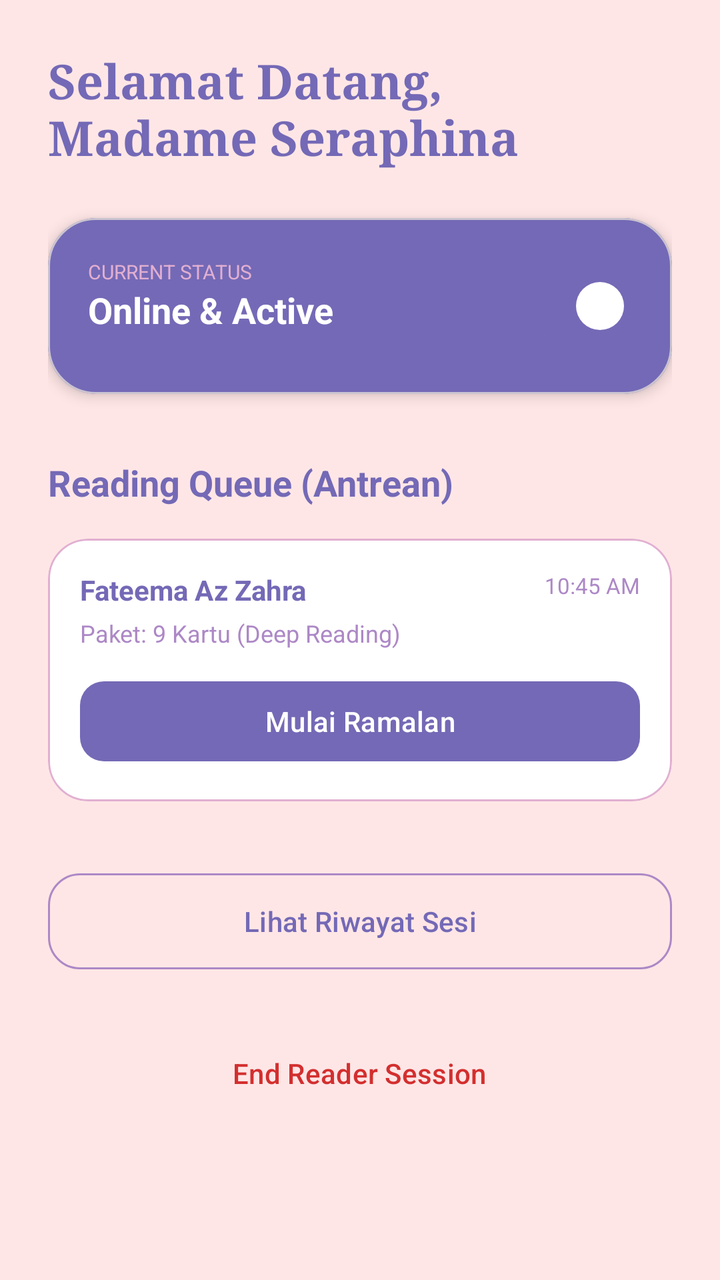
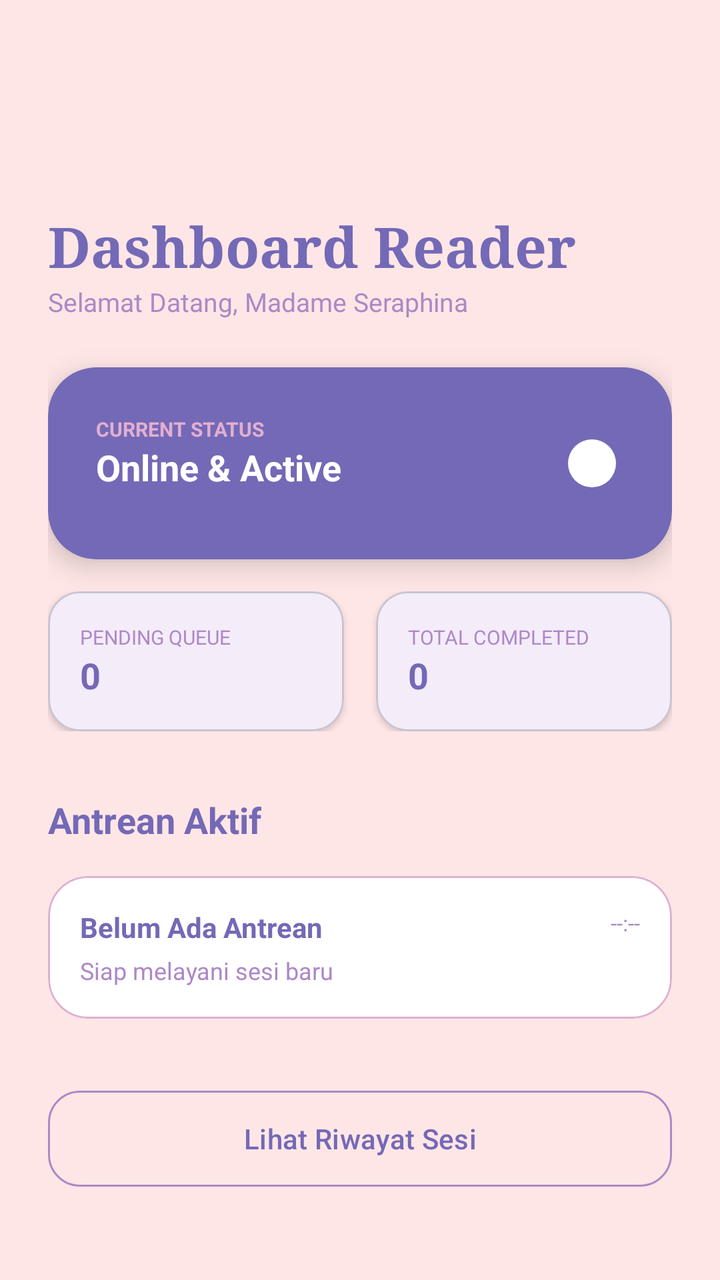

Before-and-after screenshots of an Android layout around one commit, followed by the original layout XML and the change that was made.
<!-- AndroidManifest.xml: application theme Theme.Tarot -->
<!-- res/layout/activity_reader.xml -->
<?xml version="1.0" encoding="utf-8"?>
<androidx.core.widget.NestedScrollView xmlns:android="http://schemas.android.com/apk/res/android"
    xmlns:app="http://schemas.android.com/apk/res-auto"
    android:layout_width="match_parent"
    android:layout_height="match_parent"
    android:background="#FFE6E6"
    android:fillViewport="true">

    <LinearLayout
        android:layout_width="match_parent"
        android:layout_height="wrap_content"
        android:orientation="vertical"
        android:padding="24dp">

        <TextView
            android:id="@+id/tvReaderGreeting"
            android:layout_width="wrap_content"
            android:layout_height="wrap_content"
            android:fontFamily="serif"
            android:text="Selamat Datang,\nMadame Seraphina"
            android:textColor="#7469B6"
            android:textSize="24sp"
            android:textStyle="bold" />

        <com.google.android.material.card.MaterialCardView
            android:layout_width="match_parent"
            android:layout_height="wrap_content"
            android:layout_marginTop="24dp"
            app:cardBackgroundColor="#7469B6"
            app:cardCornerRadius="24dp"
            app:cardElevation="4dp">
            <RelativeLayout android:padding="20dp" android:layout_width="match_parent" android:layout_height="wrap_content">
                <LinearLayout android:orientation="vertical" android:layout_width="wrap_content" android:layout_height="wrap_content">
                    <TextView android:text="CURRENT STATUS" android:textSize="10sp" android:textColor="#E1AFD1" android:layout_width="wrap_content" android:layout_height="wrap_content" />
                    <TextView android:text="Online &amp; Active" android:textSize="18sp" android:textColor="#FFFFFF" android:textStyle="bold" android:layout_width="wrap_content" android:layout_height="wrap_content" />
                </LinearLayout>
                <com.google.android.material.materialswitch.MaterialSwitch
                    android:layout_width="wrap_content"
                    android:layout_height="wrap_content"
                    android:layout_alignParentEnd="true"
                    android:layout_centerVertical="true"
                    android:checked="true" />
            </RelativeLayout>
        </com.google.android.material.card.MaterialCardView>

        <TextView
            android:layout_width="wrap_content"
            android:layout_height="wrap_content"
            android:layout_marginTop="32dp"
            android:text="Reading Queue (Antrean)"
            android:textColor="#7469B6"
            android:textSize="18sp"
            android:textStyle="bold" />

        <com.google.android.material.card.MaterialCardView
            android:layout_width="match_parent"
            android:layout_height="wrap_content"
            android:layout_marginTop="16dp"
            app:cardBackgroundColor="#FFFFFF"
            app:cardCornerRadius="20dp"
            app:strokeColor="#E1AFD1"
            app:strokeWidth="1dp">
            <LinearLayout android:padding="16dp" android:orientation="vertical" android:layout_width="match_parent" android:layout_height="wrap_content">
                <RelativeLayout android:layout_width="match_parent" android:layout_height="wrap_content">
                    <TextView android:text="Fateema Az Zahra" android:textColor="#7469B6" android:textStyle="bold" android:layout_width="wrap_content" android:layout_height="wrap_content" />
                    <TextView android:layout_alignParentEnd="true" android:text="10:45 AM" android:textSize="11sp" android:textColor="#AD88C6" android:layout_width="wrap_content" android:layout_height="wrap_content" />
                </RelativeLayout>
                <TextView android:layout_marginTop="4dp" android:text="Paket: 9 Kartu (Deep Reading)" android:textSize="12sp" android:textColor="#AD88C6" android:layout_width="wrap_content" android:layout_height="wrap_content" />

                <com.google.android.material.button.MaterialButton
                    android:id="@+id/btnAccept1"
                    android:layout_width="match_parent"
                    android:layout_height="wrap_content"
                    android:layout_marginTop="12dp"
                    android:text="Mulai Ramalan"
                    app:cornerRadius="12dp"
                    app:backgroundTint="#7469B6" />
            </LinearLayout>
        </com.google.android.material.card.MaterialCardView>

        <com.google.android.material.button.MaterialButton
            style="@style/Widget.Material3.Button.OutlinedButton"
            android:layout_width="match_parent"
            android:layout_height="56dp"
            android:layout_marginTop="32dp"
            android:text="Lihat Riwayat Sesi"
            android:textColor="#7469B6"
            app:strokeColor="#AD88C6"
            app:cornerRadius="16dp" />

        <com.google.android.material.button.MaterialButton
            android:id="@+id/btnLogoutReader"
            style="@style/Widget.Material3.Button.TextButton"
            android:layout_width="wrap_content"
            android:layout_height="wrap_content"
            android:layout_gravity="center"
            android:layout_marginTop="24dp"
            android:text="End Reader Session"
            android:textColor="#D32F2F" />

        <View android:layout_width="match_parent" android:layout_height="40dp" />

    </LinearLayout>
</androidx.core.widget.NestedScrollView>
<!-- resources referenced by this layout -->
<resources>
  <style name="Theme.Tarot" parent="Base.Theme.Tarot" />
  <style name="Base.Theme.Tarot" parent="Theme.Material3.DayNight.NoActionBar">
          <item name="colorPrimary">#7469B6</item>
          <item name="colorOnPrimary">#FFFFFF</item>
          <item name="colorPrimaryContainer">#F3E5F5</item>
  
          <item name="android:windowBackground">#FFE6E6</item>
  
          <item name="android:statusBarColor">#FFE6E6</item>
          <item name="android:windowLightStatusBar">true</item>
      </style>
</resources>

<!-- the commit's change to res/layout/activity_reader.xml (unified diff, before → after) -->
@@ -1,104 +1,166 @@
 <?xml version="1.0" encoding="utf-8"?>
-<androidx.core.widget.NestedScrollView xmlns:android="http://schemas.android.com/apk/res/android"
+<LinearLayout xmlns:android="http://schemas.android.com/apk/res/android"
     xmlns:app="http://schemas.android.com/apk/res-auto"
     android:layout_width="match_parent"
     android:layout_height="match_parent"
-    android:background="#FFE6E6"
-    android:fillViewport="true">
+    android:orientation="vertical"
+    android:background="#FFE6E6">
 
-    <LinearLayout
+    <com.google.android.material.appbar.MaterialToolbar
+        android:id="@+id/toolbarReader"
         android:layout_width="match_parent"
-        android:layout_height="wrap_content"
-        android:orientation="vertical"
-        android:padding="24dp">
+        android:layout_height="?attr/actionBarSize"
+        android:background="#FFE6E6"
+        android:layout_marginTop="16dp"
+        app:popupTheme="@style/ThemeOverlay.Material3.Light"
+        app:titleTextColor="#7469B6" />
 
-        <TextView
-            android:id="@+id/tvReaderGreeting"
-            android:layout_width="wrap_content"
-            android:layout_height="wrap_content"
-            android:fontFamily="serif"
-            android:text="Selamat Datang,\nMadame Seraphina"
-            android:textColor="#7469B6"
-            android:textSize="24sp"
-            android:textStyle="bold" />
+    <androidx.core.widget.NestedScrollView
+        android:layout_width="match_parent"
+        android:layout_height="0dp"
+        android:layout_weight="1"
+        android:fillViewport="true">
 
-        <com.google.android.material.card.MaterialCardView
+        <LinearLayout
             android:layout_width="match_parent"
             android:layout_height="wrap_content"
-            android:layout_marginTop="24dp"
-            app:cardBackgroundColor="#7469B6"
-            app:cardCornerRadius="24dp"
-            app:cardElevation="4dp">
-            <RelativeLayout android:padding="20dp" android:layout_width="match_parent" android:layout_height="wrap_content">
-                <LinearLayout android:orientation="vertical" android:layout_width="wrap_content" android:layout_height="wrap_content">
-                    <TextView android:text="CURRENT STATUS" android:textSize="10sp" android:textColor="#E1AFD1" android:layout_width="wrap_content" android:layout_height="wrap_content" />
-                    <TextView android:text="Online &amp; Active" android:textSize="18sp" android:textColor="#FFFFFF" android:textStyle="bold" android:layout_width="wrap_content" android:layout_height="wrap_content" />
-                </LinearLayout>
-                <com.google.android.material.materialswitch.MaterialSwitch
+            android:orientation="vertical"
+            android:padding="24dp">
+
+            <RelativeLayout
+                android:layout_width="match_parent"
+                android:layout_height="wrap_content">
+                <LinearLayout
                     android:layout_width="wrap_content"
                     android:layout_height="wrap_content"
-                    android:layout_alignParentEnd="true"
-                    android:layout_centerVertical="true"
-                    android:checked="true" />
+                    android:orientation="vertical">
+                    <TextView
+                        android:id="@+id/tvHeaderTitle"
+                        android:layout_width="wrap_content"
+                        android:layout_height="wrap_content"
+                        android:fontFamily="serif"
+                        android:text="Dashboard Reader"
+                        android:textColor="#7469B6"
+                        android:textSize="28sp"
+                        android:textStyle="bold" />
+                    <TextView
+                        android:id="@+id/tvReaderGreeting"
+                        android:layout_width="wrap_content"
+                        android:layout_height="wrap_content"
+                        android:text="Selamat Datang, Madame Seraphina"
+                        android:textColor="#AD88C6"
+                        android:textSize="13sp" />
+                </LinearLayout>
             </RelativeLayout>
-        </com.google.android.material.card.MaterialCardView>
 
-        <TextView
-            android:layout_width="wrap_content"
-            android:layout_height="wrap_content"
-            android:layout_marginTop="32dp"
-            android:text="Reading Queue (Antrean)"
-            android:textColor="#7469B6"
-            android:textSize="18sp"
-            android:textStyle="bold" />
+            <com.google.android.material.card.MaterialCardView
+                android:layout_width="match_parent"
+                android:layout_height="wrap_content"
+                android:layout_marginTop="24dp"
+                app:cardBackgroundColor="#7469B6"
+                app:cardCornerRadius="24dp"
+                app:cardElevation="8dp"
+                app:strokeWidth="0dp">
+                <RelativeLayout android:padding="24dp" android:layout_width="match_parent" android:layout_height="wrap_content">
+                    <LinearLayout android:orientation="vertical" android:layout_width="wrap_content" android:layout_height="wrap_content">
+                        <TextView android:text="CURRENT STATUS" android:textSize="10sp" android:textColor="#E1AFD1" android:textStyle="bold" android:layout_width="wrap_content" android:layout_height="wrap_content" />
+                        <TextView android:id="@+id/tvStatusLabel" android:text="Online &amp; Active" android:textSize="18sp" android:textColor="#FFFFFF" android:textStyle="bold" android:layout_width="wrap_content" android:layout_height="wrap_content" />
+                    </LinearLayout>
+                    <com.google.android.material.materialswitch.MaterialSwitch
+                        android:id="@+id/switchStatus"
+                        android:layout_width="wrap_content"
+                        android:layout_height="wrap_content"
+                        android:layout_alignParentEnd="true"
+                        android:layout_centerVertical="true"
+                        android:checked="true" />
+                </RelativeLayout>
+            </com.google.android.material.card.MaterialCardView>
 
-        <com.google.android.material.card.MaterialCardView
-            android:layout_width="match_parent"
-            android:layout_height="wrap_content"
-            android:layout_marginTop="16dp"
-            app:cardBackgroundColor="#FFFFFF"
-            app:cardCornerRadius="20dp"
-            app:strokeColor="#E1AFD1"
-            app:strokeWidth="1dp">
-            <LinearLayout android:padding="16dp" android:orientation="vertical" android:layout_width="match_parent" android:layout_height="wrap_content">
-                <RelativeLayout android:layout_width="match_parent" android:layout_height="wrap_content">
-                    <TextView android:text="Fateema Az Zahra" android:textColor="#7469B6" android:textStyle="bold" android:layout_width="wrap_content" android:layout_height="wrap_content" />
-                    <TextView android:layout_alignParentEnd="true" android:text="10:45 AM" android:textSize="11sp" android:textColor="#AD88C6" android:layout_width="wrap_content" android:layout_height="wrap_content" />
-                </RelativeLayout>
-                <TextView android:layout_marginTop="4dp" android:text="Paket: 9 Kartu (Deep Reading)" android:textSize="12sp" android:textColor="#AD88C6" android:layout_width="wrap_content" android:layout_height="wrap_content" />
+            <LinearLayout
+                android:layout_width="match_parent"
+                android:layout_height="wrap_content"
+                android:layout_marginTop="16dp"
+                android:orientation="horizontal"
+                android:weightSum="2">
 
-                <com.google.android.material.button.MaterialButton
-                    android:id="@+id/btnAccept1"
-                    android:layout_width="match_parent"
+                <com.google.android.material.card.MaterialCardView
+                    android:layout_width="0dp"
                     android:layout_height="wrap_content"
-                    android:layout_marginTop="12dp"
-                    android:text="Mulai Ramalan"
-                    app:cornerRadius="12dp"
-                    app:backgroundTint="#7469B6" />
+                    android:layout_weight="1"
+                    android:layout_marginEnd="8dp"
+                    app:cardCornerRadius="16dp"
+                    app:cardElevation="2dp">
+                    <LinearLayout android:padding="16dp" android:orientation="vertical" android:layout_width="match_parent" android:layout_height="wrap_content">
+                        <TextView android:text="PENDING QUEUE" android:textSize="10sp" android:textColor="#AD88C6" android:layout_width="wrap_content" android:layout_height="wrap_content"/>
+                        <TextView android:id="@+id/tvPendingCount" android:text="0" android:textStyle="bold" android:textSize="18sp" android:textColor="#7469B6" android:layout_width="wrap_content" android:layout_height="wrap_content"/>
+                    </LinearLayout>
+                </com.google.android.material.card.MaterialCardView>
+
+                <com.google.android.material.card.MaterialCardView
+                    android:layout_width="0dp"
+                    android:layout_height="wrap_content"
+                    android:layout_weight="1"
+                    android:layout_marginStart="8dp"
+                    app:cardCornerRadius="16dp"
+                    app:cardElevation="2dp">
+                    <LinearLayout android:padding="16dp" android:orientation="vertical" android:layout_width="match_parent" android:layout_height="wrap_content">
+                        <TextView android:text="TOTAL COMPLETED" android:textSize="10sp" android:textColor="#AD88C6" android:layout_width="wrap_content" android:layout_height="wrap_content"/>
+                        <TextView android:id="@+id/tvCompletedCount" android:text="0" android:textStyle="bold" android:textSize="18sp" android:textColor="#7469B6" android:layout_width="wrap_content" android:layout_height="wrap_content"/>
+                    </LinearLayout>
+                </com.google.android.material.card.MaterialCardView>
             </LinearLayout>
-        </com.google.android.material.card.MaterialCardView>
 
-        <com.google.android.material.button.MaterialButton
-            style="@style/Widget.Material3.Button.OutlinedButton"
-            android:layout_width="match_parent"
-            android:layout_height="56dp"
-            android:layout_marginTop="32dp"
-            android:text="Lihat Riwayat Sesi"
-            android:textColor="#7469B6"
-            app:strokeColor="#AD88C6"
-            app:cornerRadius="16dp" />
+            <TextView
+                android:layout_width="wrap_content"
+                android:layout_height="wrap_content"
+                android:layout_marginTop="32dp"
+                android:text="Antrean Aktif"
+                android:textColor="#7469B6"
+                android:textSize="18sp"
+                android:textStyle="bold" />
 
-        <com.google.android.material.button.MaterialButton
-            android:id="@+id/btnLogoutReader"
-            style="@style/Widget.Material3.Button.TextButton"
-            android:layout_width="wrap_content"
-            android:layout_height="wrap_content"
-            android:layout_gravity="center"
-            android:layout_marginTop="24dp"
-            android:text="End Reader Session"
-            android:textColor="#D32F2F" />
+            <com.google.android.material.card.MaterialCardView
+                android:id="@+id/cardNextBooking"
+                android:layout_width="match_parent"
+                android:layout_height="wrap_content"
+                android:layout_marginTop="16dp"
+                app:cardBackgroundColor="#FFFFFF"
+                app:cardCornerRadius="20dp"
+                app:strokeColor="#E1AFD1"
+                app:strokeWidth="1dp">
+                <LinearLayout android:padding="16dp" android:orientation="vertical" android:layout_width="match_parent" android:layout_height="wrap_content">
+                    <RelativeLayout android:layout_width="match_parent" android:layout_height="wrap_content">
+                        <TextView android:id="@+id/tvNextCustomerName" android:text="Belum Ada Antrean" android:textColor="#7469B6" android:textStyle="bold" android:layout_width="wrap_content" android:layout_height="wrap_content" />
+                        <TextView android:id="@+id/tvNextBookingTime" android:layout_alignParentEnd="true" android:text="--:--" android:textSize="11sp" android:textColor="#AD88C6" android:layout_width="wrap_content" android:layout_height="wrap_content" />
+                    </RelativeLayout>
+                    <TextView android:id="@+id/tvNextPackageName" android:layout_marginTop="4dp" android:text="Siap melayani sesi baru" android:textSize="12sp" android:textColor="#AD88C6" android:layout_width="wrap_content" android:layout_height="wrap_content" />
 
-        <View android:layout_width="match_parent" android:layout_height="40dp" />
+                    <com.google.android.material.button.MaterialButton
+                        android:id="@+id/btnStartReading"
+                        android:layout_width="match_parent"
+                        android:layout_height="wrap_content"
+                        android:layout_marginTop="12dp"
+                        android:text="Mulai Ramalan"
+                        android:visibility="gone"
+                        app:cornerRadius="12dp"
+                        app:backgroundTint="#7469B6" />
+                </LinearLayout>
+            </com.google.android.material.card.MaterialCardView>
 
-    </LinearLayout>
-</androidx.core.widget.NestedScrollView>
+            <com.google.android.material.button.MaterialButton
+                android:id="@+id/btnViewHistory"
+                style="@style/Widget.Material3.Button.OutlinedButton"
+                android:layout_width="match_parent"
+                android:layout_height="56dp"
+                android:layout_marginTop="32dp"
+                android:text="Lihat Riwayat Sesi"
+                android:textColor="#7469B6"
+                app:strokeColor="#AD88C6"
+                app:cornerRadius="16dp" />
+
+            <View android:layout_width="match_parent" android:layout_height="40dp" />
+
+        </LinearLayout>
+    </androidx.core.widget.NestedScrollView>
+
+</LinearLayout>
